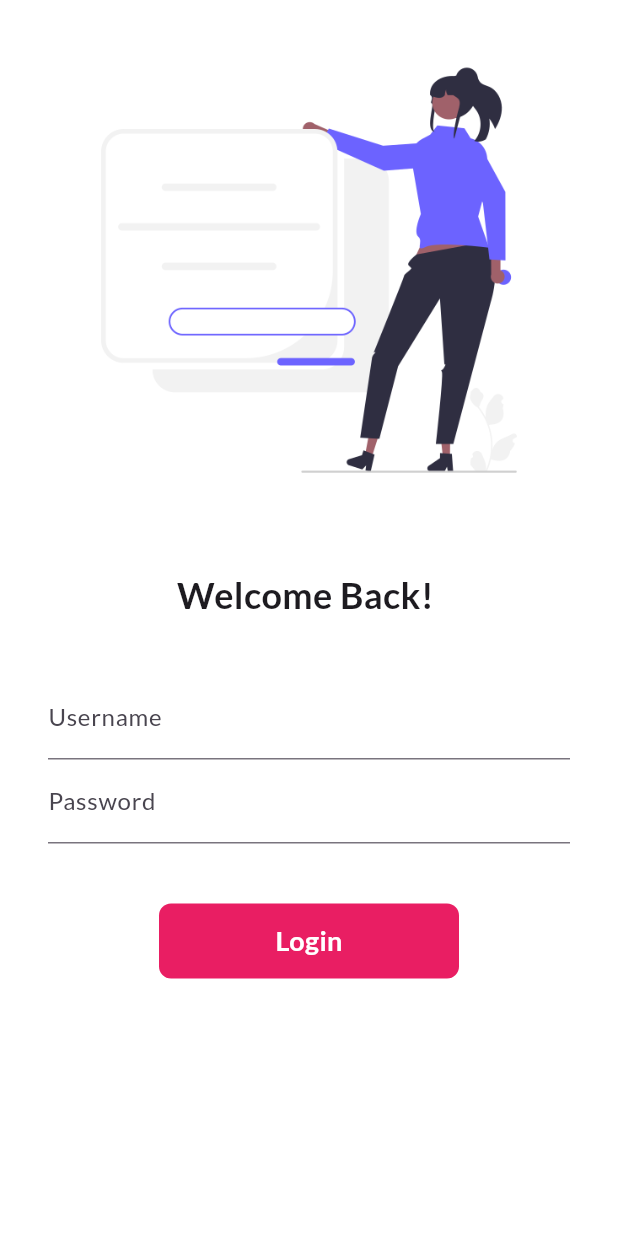
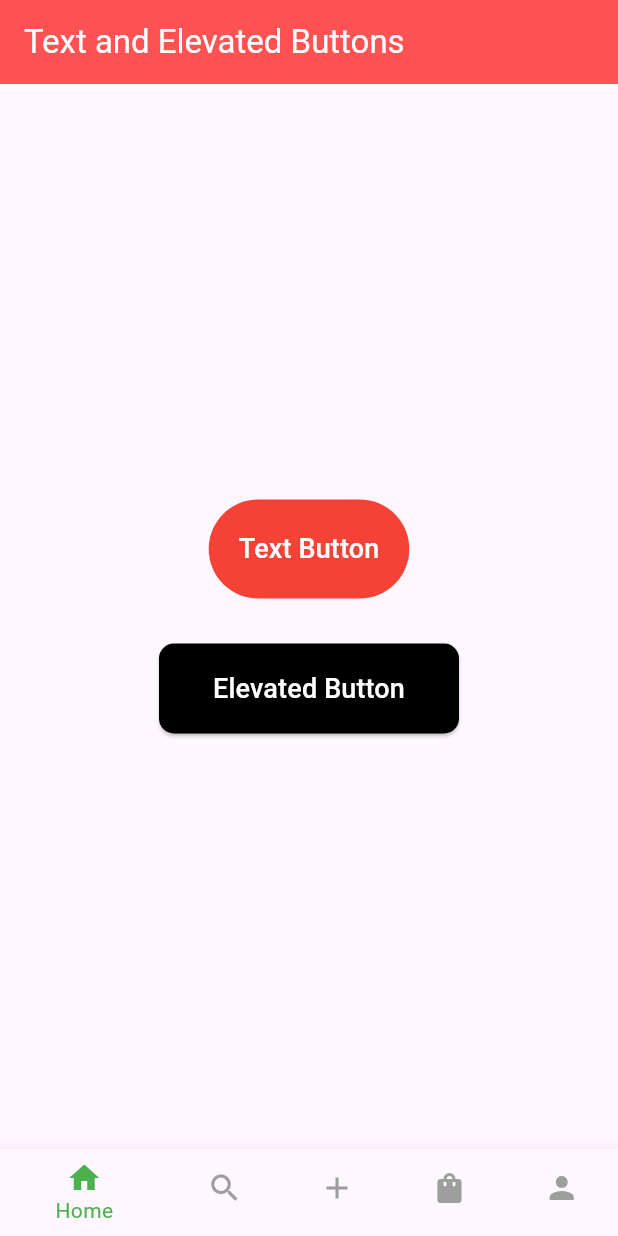
Before and after one commit to bajuddin15/30DaysOfFlutter, a Flutter app: the screen it shows after launch, on a phone screen of 412 x 824 dp. Run offline on Flutter 3.47's test engine with Material 3 defaults, Android fonts, the phone set to English and light mode, and no system bars.

Commit message:
30 day fluuter

```diff
--- /dev/null
+++ b/lib/30DaysConcepts/bottomnav.dart
@@ -0,0 +1,70 @@
+// Bottom Navigation
+import 'package:flutter/material.dart';
+import 'package:flutter_learn/30DaysConcepts/bottomsheet.dart';
+import 'package:flutter_learn/30DaysConcepts/button.dart';
+import 'package:flutter_learn/30DaysConcepts/drawer.dart';
+import 'package:flutter_learn/30DaysConcepts/image.dart';
+import 'package:flutter_learn/30DaysConcepts/snackbar.dart';
+
+class BottomNav extends StatefulWidget {
+  const BottomNav({super.key});
+
+  @override
+  State<BottomNav> createState() => _BottomNavState();
+}
+
+class _BottomNavState extends State<BottomNav> {
+  int selectedIndex = 0;
+  PageController pageController = PageController();
+  // List<Widget> widgets = [
+  //   Text("Home"),
+  //   Text("Search"),
+  //   Text("Add"),
+  //   Text("Cart"),
+  //   Text("Profile"),
+  // ];
+
+  void onItemTapped(int index) {
+    setState(() {
+      selectedIndex = index;
+    });
+    pageController.jumpToPage(index);
+  }
+
+  @override
+  Widget build(BuildContext context) {
+    return Scaffold(
+      // appBar: AppBar(
+      //   title: Text(
+      //     "BottomNav",
+      //     style: TextStyle(color: Colors.white, fontWeight: FontWeight.bold),
+      //   ),
+      //   backgroundColor: Colors.green,
+      // ),
+      body: PageView(
+        controller: pageController,
+        children: [
+          ButtonWidget(),
+          SnackbarWidget(),
+          BottomSheetWidget(),
+          DrawerWidget(),
+          ImageWidget()
+        ],
+      ),
+      bottomNavigationBar: BottomNavigationBar(
+        items: const <BottomNavigationBarItem>[
+          BottomNavigationBarItem(icon: Icon(Icons.home), label: "Home"),
+          BottomNavigationBarItem(icon: Icon(Icons.search), label: "Search"),
+          BottomNavigationBarItem(icon: Icon(Icons.add), label: "Add"),
+          BottomNavigationBarItem(
+              icon: Icon(Icons.shopping_bag), label: "Cart"),
+          BottomNavigationBarItem(icon: Icon(Icons.person), label: "Profile"),
+        ],
+        currentIndex: selectedIndex,
+        selectedItemColor: Colors.green,
+        unselectedItemColor: Colors.grey,
+        onTap: onItemTapped,
+      ),
+    );
+  }
+}
--- /dev/null
+++ b/lib/30DaysConcepts/bottomsheet.dart
@@ -0,0 +1,59 @@
+// bottomsheet
+import 'package:flutter/material.dart';
+
+class BottomSheetWidget extends StatelessWidget {
+  const BottomSheetWidget({super.key});
+
+  @override
+  Widget build(BuildContext context) {
+    return Scaffold(
+      appBar: AppBar(
+        title: Text(
+          "BottomSheet Widget",
+          style: TextStyle(color: Colors.white, fontWeight: FontWeight.bold),
+        ),
+        backgroundColor: Theme.of(context).primaryColor,
+      ),
+      body: Center(
+        child: ElevatedButton(
+            onPressed: () {
+              showModalBottomSheet(
+                  enableDrag: true,
+                  context: context,
+                  builder: (context) {
+                    return Column(
+                      mainAxisSize: MainAxisSize.min,
+                      children: [
+                        ListTile(
+                          title: Text("Orange"),
+                          subtitle: Text("karan like orange color"),
+                        ),
+                        ListTile(
+                          title: Text("Orange"),
+                          subtitle: Text("karan like orange color"),
+                        ),
+                        ListTile(
+                          title: Text("Orange"),
+                          subtitle: Text("karan like orange color"),
+                        ),
+                        ListTile(
+                          title: Text("Orange"),
+                          subtitle: Text("karan like orange color"),
+                        ),
+                        ListTile(
+                          title: Text("Orange"),
+                          subtitle: Text("karan like orange color"),
+                        ),
+                        ListTile(
+                          title: Text("Orange"),
+                          subtitle: Text("karan like orange color"),
+                        ),
+                      ],
+                    );
+                  });
+            },
+            child: Text("Show Bottomsheet")),
+      ),
+    );
+  }
+}
--- /dev/null
+++ b/lib/30DaysConcepts/button.dart
@@ -0,0 +1,55 @@
+// Text Button and Elevated Button
+
+import 'package:flutter/material.dart';
+
+class ButtonWidget extends StatelessWidget {
+  const ButtonWidget({super.key});
+
+  @override
+  Widget build(BuildContext context) {
+    return Scaffold(
+      appBar: AppBar(
+        title: Text(
+          "Text and Elevated Buttons",
+          style: TextStyle(color: Colors.white),
+        ),
+        backgroundColor: Colors.redAccent,
+      ),
+      body: Center(
+        child: Column(
+          mainAxisAlignment: MainAxisAlignment.center,
+          children: [
+            TextButton(
+                style: ButtonStyle(
+                    padding: MaterialStateProperty.all(EdgeInsets.all(20)),
+                    overlayColor: MaterialStateProperty.all(Colors.black),
+                    elevation: MaterialStateProperty.all(20),
+                    backgroundColor: MaterialStateProperty.all(Colors.red)),
+                onPressed: () {},
+                child: Text(
+                  "Text Button",
+                  style: TextStyle(fontSize: 18, color: Colors.white),
+                )),
+            SizedBox(
+              height: 30,
+            ),
+            Container(
+                width: 200,
+                height: 60,
+                child: ElevatedButton(
+                    style: ButtonStyle(
+                        backgroundColor:
+                            MaterialStateProperty.all(Colors.black),
+                        shape: MaterialStateProperty.all(RoundedRectangleBorder(
+                            borderRadius: BorderRadius.circular(10)))),
+                    onPressed: () {},
+                    child: Text(
+                      "Elevated Button",
+                      style: TextStyle(fontSize: 18, color: Colors.white),
+                    )))
+          ],
+        ),
+      ),
+    );
+  }
+}
--- a/lib/main.dart
+++ b/lib/main.dart
@@ -1,8 +1,15 @@
 import 'package:flutter/material.dart';
-import 'package:flutter_learn/utils/routes.dart';
-import 'package:google_fonts/google_fonts.dart';
-import 'package:flutter_learn/pages/home_page.dart';
-import 'package:flutter_learn/pages/login_page.dart';
+import 'package:flutter_learn/30DaysConcepts/alert.dart';
+import 'package:flutter_learn/30DaysConcepts/bottomnav.dart';
+import 'package:flutter_learn/30DaysConcepts/bottomsheet.dart';
+import 'package:flutter_learn/30DaysConcepts/button.dart';
+import 'package:flutter_learn/30DaysConcepts/container_sized.dart';
+import 'package:flutter_learn/30DaysConcepts/dismissible.dart';
+import 'package:flutter_learn/30DaysConcepts/drawer.dart';
+import 'package:flutter_learn/30DaysConcepts/image.dart';
+import 'package:flutter_learn/30DaysConcepts/list_grid.dart';
+import 'package:flutter_learn/30DaysConcepts/rows_cols.dart';
+import 'package:flutter_learn/30DaysConcepts/snackbar.dart';
 
 void main() {
   runApp(MyApp());
@@ -10,22 +17,12 @@ void main() {
 
 class MyApp extends StatelessWidget {
   const MyApp({super.key});
+
   @override
   Widget build(BuildContext context) {
     return MaterialApp(
-        themeMode: ThemeMode.system,
         theme: ThemeData(
-            primarySwatch: Colors.deepPurple,
-            appBarTheme: AppBarTheme(backgroundColor: Colors.pink),
-            fontFamily: GoogleFonts.lato().fontFamily,
-            primaryTextTheme: GoogleFonts.latoTextTheme()),
-        debugShowCheckedModeBanner: false,
-        darkTheme: ThemeData(brightness: Brightness.dark),
-        initialRoute: "/",
-        routes: {
-          "/": (context) => LoginPage(),
-          MyRoutes.homeRoute: (context) => HomePage(),
-          MyRoutes.loginRoute: (context) => LoginPage()
-        });
+            brightness: Brightness.light, primaryColor: Colors.orange),
+        home: BottomNav());
   }
 }
```
Also changed, not shown: lib/30DaysConcepts/alert.dart (added, +64 -0 lines), lib/30DaysConcepts/container_sized.dart (added, +41 -0 lines), lib/30DaysConcepts/dismissible.dart (added, +55 -0 lines), lib/30DaysConcepts/drawer.dart (added, +102 -0 lines), lib/30DaysConcepts/image.dart (added, +38 -0 lines), lib/30DaysConcepts/list_grid.dart (added, +101 -0 lines), lib/30DaysConcepts/rows_cols.dart (added, +54 -0 lines), lib/30DaysConcepts/snackbar.dart (added, +36 -0 lines).
